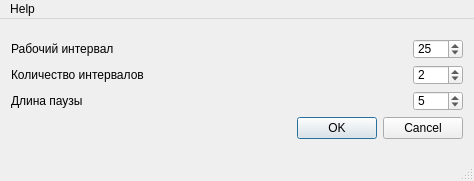
Before: the Qt Designer form mainwindow.ui in clawfinger/Pomodoro_timer, drawn with Qt 5.
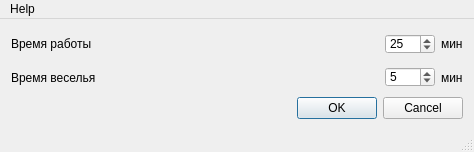
After: the same form once the commit is applied.

```diff
--- a/mainwindow.ui
+++ b/mainwindow.ui
@@ -7,7 +7,7 @@
     <x>0</x>
     <y>0</y>
     <width>474</width>
-    <height>181</height>
+    <height>152</height>
    </rect>
   </property>
   <property name="windowTitle">
@@ -24,10 +24,23 @@
           <item>
            <widget class="QLabel" name="label">
             <property name="text">
-             <string>Рабочий интервал</string>
+             <string>Время работы</string>
             </property>
            </widget>
           </item>
+          <item>
+           <spacer name="horizontalSpacer_2">
+            <property name="orientation">
+             <enum>Qt::Horizontal</enum>
+            </property>
+            <property name="sizeHint" stdset="0">
+             <size>
+              <width>40</width>
+              <height>20</height>
+             </size>
+            </property>
+           </spacer>
+          </item>
           <item>
            <widget class="QSpinBox" name="workTimeInput">
             <property name="minimumSize">
@@ -50,47 +63,40 @@
             </property>
            </widget>
           </item>
-         </layout>
-        </item>
-        <item>
-         <layout class="QHBoxLayout" name="horizontalLayout_4">
           <item>
            <widget class="QLabel" name="label_2">
             <property name="text">
-             <string>Количество интервалов</string>
-            </property>
-           </widget>
-          </item>
-          <item>
-           <widget class="QSpinBox" name="workIntervalsNumber">
-            <property name="minimumSize">
-             <size>
-              <width>50</width>
-              <height>20</height>
-             </size>
-            </property>
-            <property name="maximumSize">
-             <size>
-              <width>50</width>
-              <height>20</height>
-             </size>
-            </property>
-            <property name="value">
-             <number>2</number>
+             <string>мин</string>
             </property>
            </widget>
           </item>
          </layout>
         </item>
+        <item>
+         <layout class="QHBoxLayout" name="horizontalLayout_4"/>
+        </item>
         <item>
          <layout class="QHBoxLayout" name="horizontalLayout_2">
           <item>
            <widget class="QLabel" name="label_3">
             <property name="text">
-             <string>Длина паузы</string>
+             <string>Время веселья</string>
             </property>
            </widget>
           </item>
+          <item>
+           <spacer name="horizontalSpacer_3">
+            <property name="orientation">
+             <enum>Qt::Horizontal</enum>
+            </property>
+            <property name="sizeHint" stdset="0">
+             <size>
+              <width>40</width>
+              <height>20</height>
+             </size>
+            </property>
+           </spacer>
+          </item>
           <item>
            <widget class="QSpinBox" name="funTimeInput">
             <property name="minimumSize">
@@ -110,6 +116,13 @@
             </property>
            </widget>
           </item>
+          <item>
+           <widget class="QLabel" name="label_4">
+            <property name="text">
+             <string>мин</string>
+            </property>
+           </widget>
+          </item>
          </layout>
         </item>
        </layout>
```
